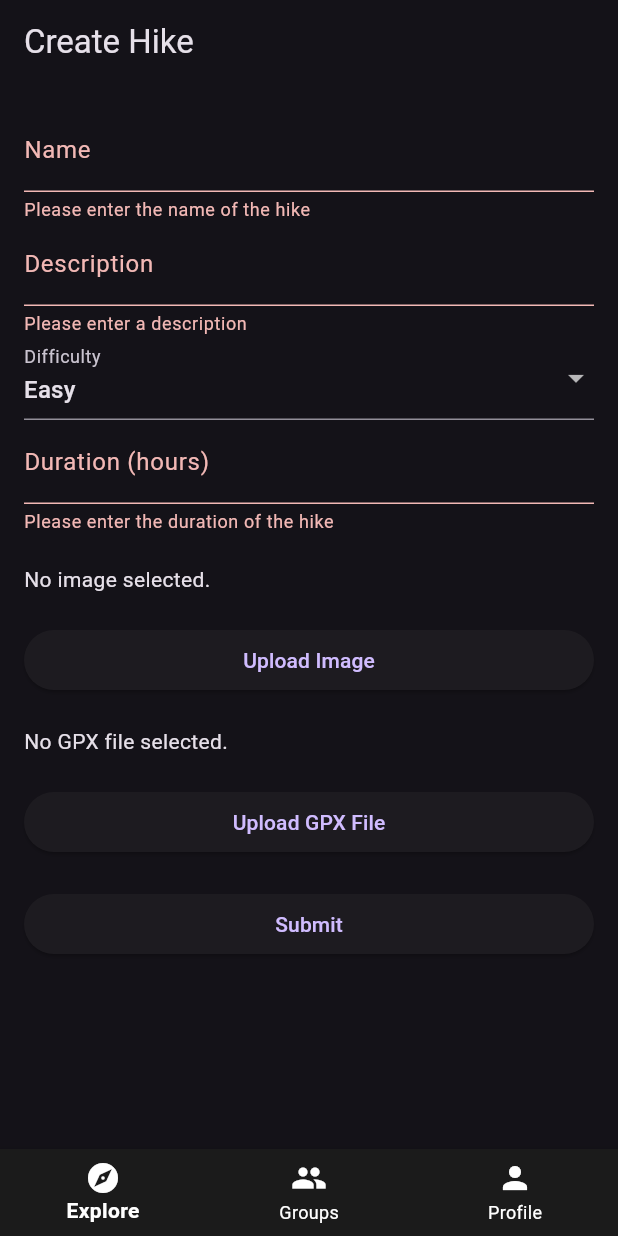
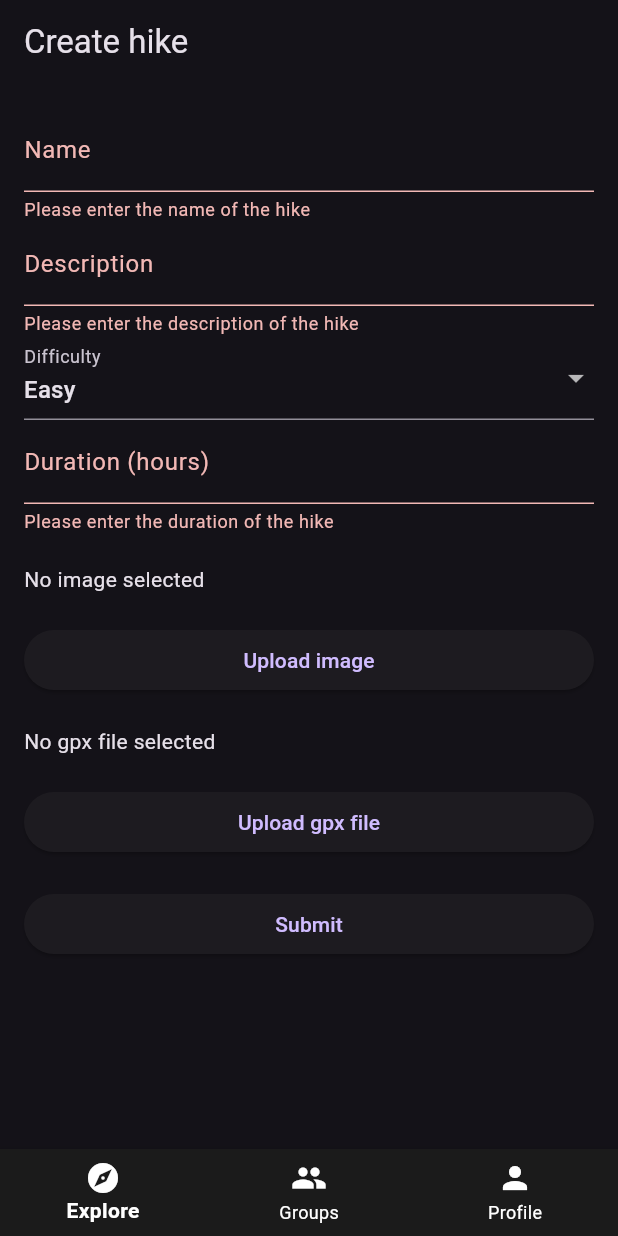
Before and after one commit to benjaminli7/challenge2-5iw, a Flutter app: the CreateHikePage screen opened by its route, after a tap on "Submit", on a phone screen of 412 x 824 dp. Run offline on Flutter 3.47's test engine with Material 3 defaults, Android fonts, the phone set to English and light mode, and no system bars; our stand-ins replace carousel_slider, file_picker, flutter_dotenv, flutter_map, flutter_svg, flutter_translate and 10 more; accounts and stored records are empty; generated files the repository leaves out were written again.

Commit message:
avancé des trad jpp

```diff
--- a/frontend/lib/mobile/views/back/admin_settings_page.dart
+++ b/frontend/lib/mobile/views/back/admin_settings_page.dart
@@ -3,6 +3,7 @@ import 'package:provider/provider.dart';
 import 'package:frontend/shared/providers/settings_provider.dart';
 import 'package:lottie/lottie.dart';
 import 'package:flutter_svg/flutter_svg.dart';
+import 'package:flutter_gen/gen_l10n/app_localizations.dart';
 
 class AdminSettingsPage extends StatefulWidget {
   const AdminSettingsPage({super.key});
@@ -30,7 +31,7 @@ class _AdminSettingsPageState extends State<AdminSettingsPage> {
   Widget build(BuildContext context) {
     return Scaffold(
       appBar: AppBar(
-        title: const Text('Settings'),
+        title: Text(AppLocalizations.of(context)!.settings),
       ),
       body: Center(
         child: Padding(
--- a/frontend/lib/mobile/views/back/hike_management.dart
+++ b/frontend/lib/mobile/views/back/hike_management.dart
@@ -3,6 +3,7 @@ import 'package:frontend/shared/models/hike.dart';
 import 'package:frontend/shared/providers/admin_provider.dart';
 import 'package:frontend/shared/providers/user_provider.dart';
 import 'package:provider/provider.dart';
+import 'package:flutter_gen/gen_l10n/app_localizations.dart';
 
 class HikeManagement extends StatelessWidget {
   final Hike hike;
@@ -12,18 +13,18 @@ class HikeManagement extends StatelessWidget {
   @override
   Widget build(BuildContext context) {
     return Scaffold(
-      appBar: AppBar(title: const Text('Hike Details')),
+      appBar: AppBar(title: Text(AppLocalizations.of(context)!.hikeDetails)),
       body: Padding(
         padding: const EdgeInsets.all(16.0),
         child: Column(
           crossAxisAlignment: CrossAxisAlignment.start,
           children: [
-            Text('Name: ${hike.name}', style: const TextStyle(fontSize: 20)),
-            Text('Description: ${hike.description}',
+            Text(AppLocalizations.of(context)!.hikeName(hike.name), style: const TextStyle(fontSize: 20)),
+            Text(AppLocalizations.of(context)!.hikeDescription(hike.description),
                 style: const TextStyle(fontSize: 20)),
-            Text('Difficulty: ${hike.difficulty}',
+            Text(AppLocalizations.of(context)!.hikeDifficulty(hike.difficulty),
                 style: const TextStyle(fontSize: 20)),
-            Text('Duration: ${hike.duration}',
+            Text(AppLocalizations.of(context)!.hikeDuration(hike.duration.toString()),
                 style: const TextStyle(fontSize: 20)),
             const SizedBox(height: 20),
             ElevatedButton(
@@ -42,7 +43,7 @@ class HikeManagement extends StatelessWidget {
               style: ElevatedButton.styleFrom(
                 backgroundColor: Colors.red,
               ),
-              child: const Text('Valider'),
+              child: Text(AppLocalizations.of(context)!.hikeValidation),
             ),
           ],
         ),
--- a/frontend/lib/mobile/views/create-hike/create_hike_page.dart
+++ b/frontend/lib/mobile/views/create-hike/create_hike_page.dart
@@ -5,6 +5,7 @@ import 'package:file_picker/file_picker.dart';
 import 'package:frontend/shared/providers/user_provider.dart';
 import 'package:frontend/shared/services/api_service.dart';
 import 'package:provider/provider.dart';
+import 'package:flutter_gen/gen_l10n/app_localizations.dart';
 
 class CreateHikePage extends StatefulWidget {
   const CreateHikePage({super.key});
@@ -115,7 +116,7 @@ class _CreateHikePageState extends State<CreateHikePage> {
   Widget build(BuildContext context) {
     return Scaffold(
       appBar: AppBar(
-        title: const Text('Create Hike'),
+        title: Text(AppLocalizations.of(context)!.createHike),
       ),
       body: Padding(
         padding: const EdgeInsets.all(16.0),
@@ -125,38 +126,38 @@ class _CreateHikePageState extends State<CreateHikePage> {
             children: [
               TextFormField(
                 controller: _nameController,
-                decoration: const InputDecoration(labelText: 'Name'),
+                decoration: InputDecoration(labelText: AppLocalizations.of(context)!.name),
                 validator: (value) {
                   if (value == null || value.isEmpty) {
-                    return 'Please enter the name of the hike';
+                    return AppLocalizations.of(context)!.enterNameHike;
                   }
                   if (value.length > 50) {
-                    return 'Name cannot be longer than 50 characters';
+                    return AppLocalizations.of(context)!.nameHike50;
                   }
                   final validName = RegExp(r'^[a-zA-Z0-9\s]+$');
                   if (!validName.hasMatch(value)) {
-                    return 'Name can only contain alphanumeric characters and spaces';
+                    return AppLocalizations.of(context)!.nameHikeAlpha;
                   }
                   return null;
                 },
               ),
               TextFormField(
                 controller: _descriptionController,
-                decoration: const InputDecoration(labelText: 'Description'),
+                decoration: InputDecoration(labelText: AppLocalizations.of(context)!.description),
                 validator: (value) {
                   if (value == null || value.isEmpty) {
-                    return 'Please enter a description';
+                    return AppLocalizations.of(context)!.enterDescriptionHike;
                   }
                   if (value.length > 50) {
-                    return 'Description cannot be longer than 50 characters';
+                    return AppLocalizations.of(context)!.descriptionHike50;
                   }
                   return null;
                 },
               ),
               DropdownButtonFormField<String>(
                 value: _difficulty,
-                decoration: const InputDecoration(labelText: 'Difficulty'),
-                items: ['Easy', 'Moderate', 'Hard']
+                decoration: InputDecoration(labelText: AppLocalizations.of(context)!.difficulty),
+                items: ['Easy', 'Medium', 'Hard']
                     .map((difficulty) => DropdownMenuItem<String>(
                           value: difficulty,
                           child: Text(difficulty),
@@ -169,7 +170,7 @@ class _CreateHikePageState extends State<CreateHikePage> {
                 },
                 validator: (value) {
                   if (value == null || value.isEmpty) {
-                    return 'Please select a difficulty level';
+                    return AppLocalizations.of(context)!.selectDifficulty;
                   }
                   return null;
                 },
@@ -177,48 +178,48 @@ class _CreateHikePageState extends State<CreateHikePage> {
               TextFormField(
                 controller: _durationController,
                 decoration:
-                    const InputDecoration(labelText: 'Duration (hours)'),
+                     InputDecoration(labelText: AppLocalizations.of(context)!.durationHour),
                 validator: (value) {
                   if (value == null || value.isEmpty) {
-                    return 'Please enter the duration of the hike';
+                    return AppLocalizations.of(context)!.enterDurationHike;
                   }
                   if (double.tryParse(value) == null ||
                       double.parse(value) <= 0 ||
                       double.parse(value) >= 96) {
-                    return 'Duration must be between 0 and 96h (its not Trekking!)';
+                    return AppLocalizations.of(context)!.durationBetween;
                   }
                   return null;
                 },
               ),
               const SizedBox(height: 20),
               _image == null
-                  ? const Text('No image selected.')
+                  ? Text(AppLocalizations.of(context)!.noImage)
                   : Image.file(_image!),
               const SizedBox(height: 20),
               ElevatedButton(
                 onPressed: _pickImage,
-                child: const Text('Upload Image'),
+                child: Text(AppLocalizations.of(context)!.uploadImage),
               ),
               const SizedBox(height: 20),
               _gpxFile == null
-                  ? const Text('No GPX file selected.')
+                  ? Text(AppLocalizations.of(context)!.noGpxFile)
                   : Text(_gpxFile!.path),
               const SizedBox(height: 20),
               ElevatedButton(
                 onPressed: _pickGPXFile,
-                child: const Text('Upload GPX File'),
+                child: Text(AppLocalizations.of(context)!.uploadGpx),
               ),
               const SizedBox(height: 20),
               ElevatedButton(
                 onPressed: () {
                   if (_formKey.currentState!.validate()) {
                     ScaffoldMessenger.of(context).showSnackBar(
-                      const SnackBar(content: Text('Processing Data')),
+                       SnackBar(content: Text(AppLocalizations.of(context)!.processingData)),
                     );
                     _createHike();
                   }
                 },
-                child: const Text('Submit'),
+                child: Text(AppLocalizations.of(context)!.submit),
               ),
             ],
           ),
--- a/frontend/lib/mobile/views/explore/widgets/hike_card.dart
+++ b/frontend/lib/mobile/views/explore/widgets/hike_card.dart
@@ -23,7 +23,6 @@ class _HikeCardState extends State<HikeCard> {
   @override
   void initState() {
     super.initState();
-    // Initialize isFavorite based on whether the user is subscribed
     WidgetsBinding.instance.addPostFrameCallback((_) {
       final user = Provider.of<UserProvider>(context, listen: false).user;
       bool contain = widget.hike.subscriptions
--- a/frontend/pubspec.yaml
+++ b/frontend/pubspec.yaml
@@ -23,7 +23,6 @@ dependencies:
   http_parser: ^4.0.0
   google_sign_in: ^6.2.1
   flutter_map: ^7.0.2
-  charts_flutter: ^0.12.0
   latlong2: ^0.9.1
 
   easy_localization: ^3.0.0
@@ -55,7 +54,7 @@ flutter:
 
 flutter_intl:
   enabled: true
-
+  assets:
     - assets/images/intro-image.jpg
     - assets/images/hike-icon.svg
     - assets/images/profile_placeholder.png
```
Also changed, not shown: frontend/lib/l10n/app_en.arb (+65 -2 lines), frontend/lib/l10n/app_fr.arb (+65 -3 lines), frontend/lib/mobile/mobile_app.dart (+5 -2 lines), frontend/lib/mobile/views/auth/login_page.dart (+13 -12 lines), frontend/lib/mobile/views/auth/signup_page.dart (+8 -7 lines), frontend/lib/mobile/views/back/admin_page.dart (+6 -6 lines), frontend/lib/mobile/views/back/hikes_page.dart (+7 -10 lines), frontend/lib/mobile/views/back/user_management.dart (+7 -6 lines), frontend/lib/mobile/views/back/users_page.dart (+6 -5 lines), frontend/lib/mobile/views/explore/widgets/open_runner.dart (+4 -4 lines), frontend/pubspec.lock, 2 other files.
